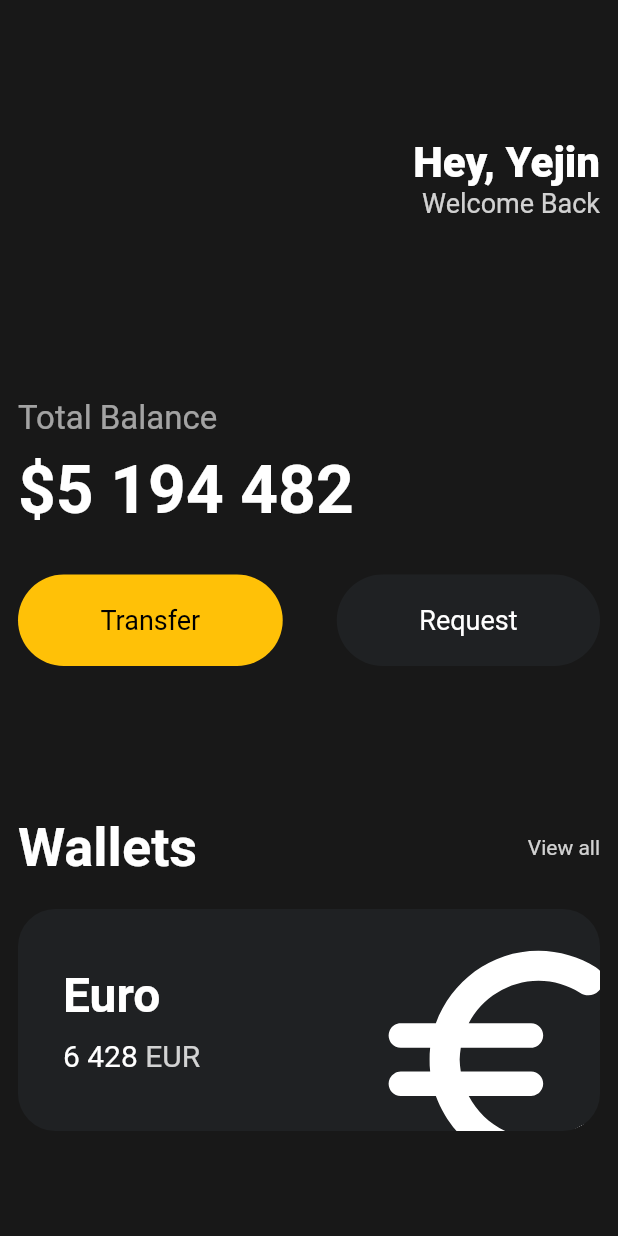
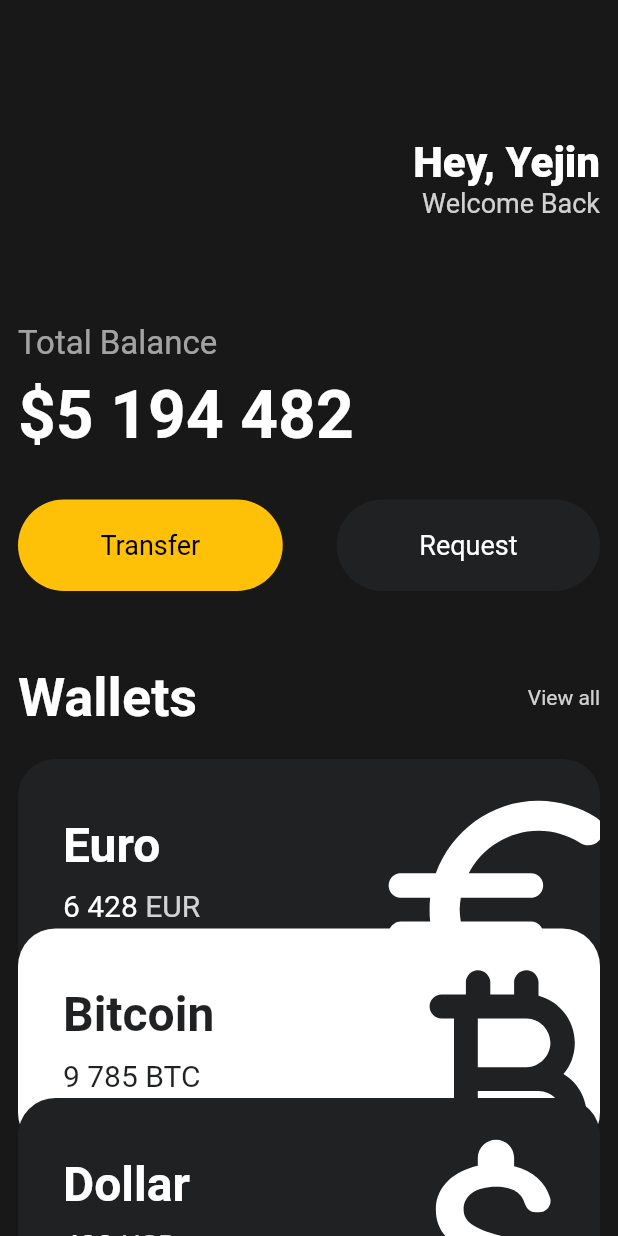
Before and after one commit to bongguma/smallScaleFlutterProject, a Flutter app: the screen it shows after launch, on a phone screen of 412 x 824 dp. Run offline on Flutter 3.47's test engine with Material 2 defaults, Android fonts, the phone set to English and light mode, and no system bars.

Commit message:
UI challenge: currency_card & UI 설계

```diff
--- a/lib/main.dart
+++ b/lib/main.dart
@@ -1,5 +1,6 @@
 import 'package:flutter/material.dart';
 import 'package:smallscaleflutterproject/widget/custom_button_widget.dart';
+import 'package:smallscaleflutterproject/widget/currency_card_widget.dart';
 
 void main() {
   runApp(const MyApp());
@@ -44,7 +45,8 @@ class _MyHomePageState extends State<MyHomePage> {
   Widget build(BuildContext context) {
     return Scaffold(
       backgroundColor: const Color(0xFF181818),
-      body: Padding(
+      body: SingleChildScrollView(
+        child: Padding(
           padding: EdgeInsets.all(12),
           child: Column(
             crossAxisAlignment: CrossAxisAlignment.start,
@@ -78,7 +80,7 @@ class _MyHomePageState extends State<MyHomePage> {
                 ],
               ),
               SizedBox(
-              height: 120,
+                height: 70,
               ),
               Text(
                 'Total Balance',
@@ -117,7 +119,7 @@ class _MyHomePageState extends State<MyHomePage> {
                 ],
               ),
               SizedBox(
-              height: 100,
+                height: 50,
               ),
               Row(
                 mainAxisAlignment: MainAxisAlignment.spaceBetween,
@@ -141,72 +143,37 @@ class _MyHomePageState extends State<MyHomePage> {
               SizedBox(
                 height: 20,
               ),
-            Container(
-              decoration: BoxDecoration(
-                color: const Color(0xFF1F2123),
-                borderRadius: BorderRadius.circular(25),
+              const CurrencyCardWidget(
+                name: 'Euro',
+                code: 'EUR',
+                amount: '6 428',
+                icon: Icons.euro_rounded,
+                isInverted: false,
               ),
-              clipBehavior: Clip.hardEdge,
-              child: Padding(
-                padding: const EdgeInsets.all(30),
-                child: Row(
-                  mainAxisAlignment: MainAxisAlignment.spaceBetween,
-                  children: [
-                    Column(
-                      crossAxisAlignment: CrossAxisAlignment.start,
-                      children: [
-                        Text(
-                          'Euro',
-                          style: TextStyle(
-                            color: Colors.white,
-                            fontSize: 32,
-                            fontWeight: FontWeight.w600,
+              Transform.translate(
+                offset: Offset(0, -35),
+                child: const CurrencyCardWidget(
+                  name: 'Bitcoin',
+                  code: 'BTC',
+                  amount: '9 785',
+                  icon: Icons.currency_bitcoin_rounded,
+                  isInverted: true,
                 ),
               ),
-                        SizedBox(
-                          height: 10,
-                        ),
-                        Row(
-                          children: [
-                            Text(
-                              '6 428',
-                              style: TextStyle(
-                                fontSize: 20,
-                                color: Colors.white,
-                              ),
-                            ),
-                            const SizedBox(
-                              width: 5,
-                            ),
-                            Text(
-                              'EUR',
-                              style: TextStyle(
-                                fontSize: 20,
-                                color: Colors.white.withOpacity(0.8),
-                              ),
-                            ),
-                          ],
-                        ),
-                      ],
-                    ),
-                    Transform.scale(
-                      scale: 2.2,
-                      child: Transform.translate(
-                        offset: Offset(4, 12),
-                        child: Icon(
-                          Icons.euro_rounded,
-                          color: Colors.white,
-                          size: 88,
-                        ),
+              Transform.translate(
+                offset: Offset(0, -70),
+                child: const CurrencyCardWidget(
+                  name: 'Dollar',
+                  code: 'USD',
+                  amount: '428',
+                  icon: Icons.attach_money_rounded,
+                  isInverted: false,
                 ),
               ),
             ],
           ),
         ),
       ),
-          ],
-        ),
-      ),
     );
   }
 }
--- /dev/null
+++ b/lib/widget/currency_card_widget.dart
@@ -0,0 +1,85 @@
+import 'package:flutter/material.dart';
+
+class CurrencyCardWidget extends StatelessWidget {
+  final String name, code, amount;
+  final IconData icon;
+  final bool isInverted;
+
+  final blackColor = const Color(0xFF1F2123);
+
+  const CurrencyCardWidget({
+    Key? key,
+    required this.name,
+    required this.code,
+    required this.amount,
+    required this.icon,
+    required this.isInverted,
+  }) : super(key: key);
+
+  @override
+  Widget build(BuildContext context) {
+    return Container(
+      decoration: BoxDecoration(
+        color: isInverted ? Colors.white : blackColor,
+        borderRadius: BorderRadius.circular(25),
+      ),
+      clipBehavior: Clip.hardEdge,
+      child: Padding(
+        padding: const EdgeInsets.all(30),
+        child: Row(
+          mainAxisAlignment: MainAxisAlignment.spaceBetween,
+          children: [
+            Column(
+              crossAxisAlignment: CrossAxisAlignment.start,
+              children: [
+                Text(
+                  name,
+                  style: TextStyle(
+                    color: isInverted ? blackColor : Colors.white,
+                    fontSize: 32,
+                    fontWeight: FontWeight.w600,
+                  ),
+                ),
+                SizedBox(
+                  height: 10,
+                ),
+                Row(
+                  children: [
+                    Text(
+                      amount,
+                      style: TextStyle(
+                        fontSize: 20,
+                        color: isInverted ? blackColor : Colors.white,
+                      ),
+                    ),
+                    const SizedBox(
+                      width: 5,
+                    ),
+                    Text(
+                      code,
+                      style: TextStyle(
+                        fontSize: 20,
+                        color: isInverted ? blackColor : Colors.white.withOpacity(0.8),
+                      ),
+                    ),
+                  ],
+                ),
+              ],
+            ),
+            Transform.scale(
+              scale: 2.2,
+              child: Transform.translate(
+                offset: Offset(4, 12),
+                child: Icon(
+                  icon,
+                  color: isInverted ? blackColor : Colors.white,
+                  size: 88,
+                ),
+              ),
+            ),
+          ],
+        ),
+      ),
+    );
+  }
+}
```
Lines whose indentation alone changed are shown as unchanged.
